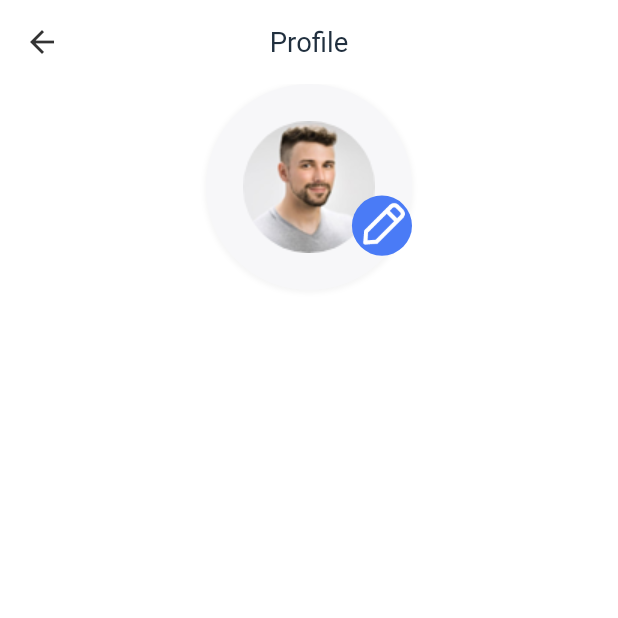
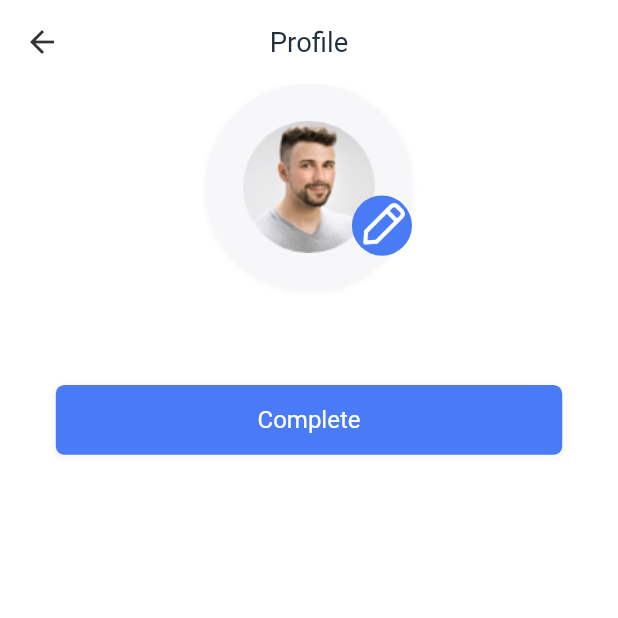
Before and after one commit to Temesgenzewude/Audio-Video-Text-Chat-Flutte-App, a Flutter app: the ProfilePage screen opened by its route, on a phone screen of 412 x 824 dp, the top half of it. Run offline on Flutter 3.47's test engine with Material 2 defaults, Android fonts, the phone set to English and light mode, and no system bars; our stand-ins replace cached_network_image, cloud_firestore, cookie_jar, dio, dio_cookie_manager, firebase_core and 9 more; accounts and stored records are empty.

Commit message:
implemented profile module complete button

```diff
--- a/chatty/lib/pages/profile_pages/profile_view.dart
+++ b/chatty/lib/pages/profile_pages/profile_view.dart
@@ -64,6 +64,41 @@ class ProfilePage extends GetView<WelcomeController> {
     );
   }
 
+  Widget _buildCompleteBtn() {
+    return GestureDetector(
+      child: Container(
+        width: 295.w,
+        height: 44.h,
+        margin: EdgeInsets.only(top: 60.h, bottom: 30.h),
+        decoration: BoxDecoration(
+            color: AppColors.primaryElement,
+            borderRadius: BorderRadius.circular(5.w),
+            boxShadow: [
+              BoxShadow(
+                  color: Colors.grey.withOpacity(0.1),
+                  spreadRadius: 1,
+                  blurRadius: 2,
+                  offset: const Offset(0, 1))
+
+            ]),
+            child:Row(
+              mainAxisAlignment: MainAxisAlignment.center,
+
+              children: [
+          Text(
+            "Complete",
+            textAlign: TextAlign.center,
+            style: TextStyle(
+                color: AppColors.primaryElementText,
+                fontSize: 14.sp,
+                fontWeight: FontWeight.normal),
+          )
+        ]),
+      ),
+
+    );
+  }
+
   @override
   Widget build(BuildContext context) {
     return Scaffold(
@@ -73,7 +108,7 @@ class ProfilePage extends GetView<WelcomeController> {
             SliverToBoxAdapter(
               child: Container(
                   child: Column(
-                children: [_buildProfilePhoto()],
+                children: [_buildProfilePhoto(), _buildCompleteBtn()],
               )),
             )
           ]),
```
